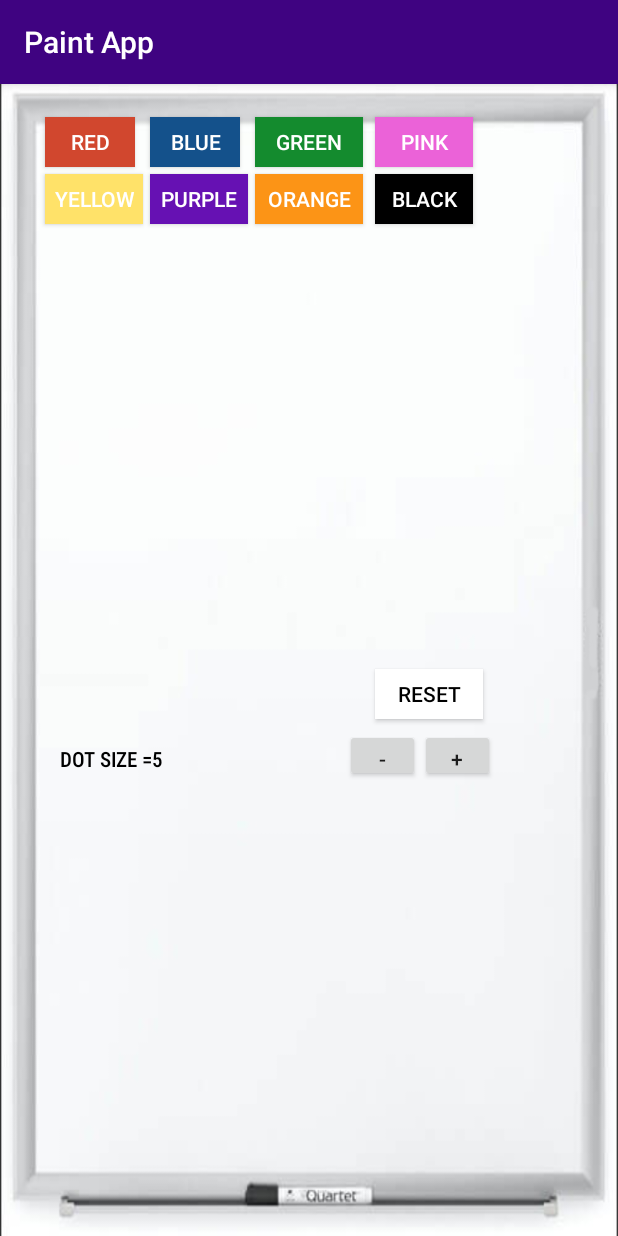
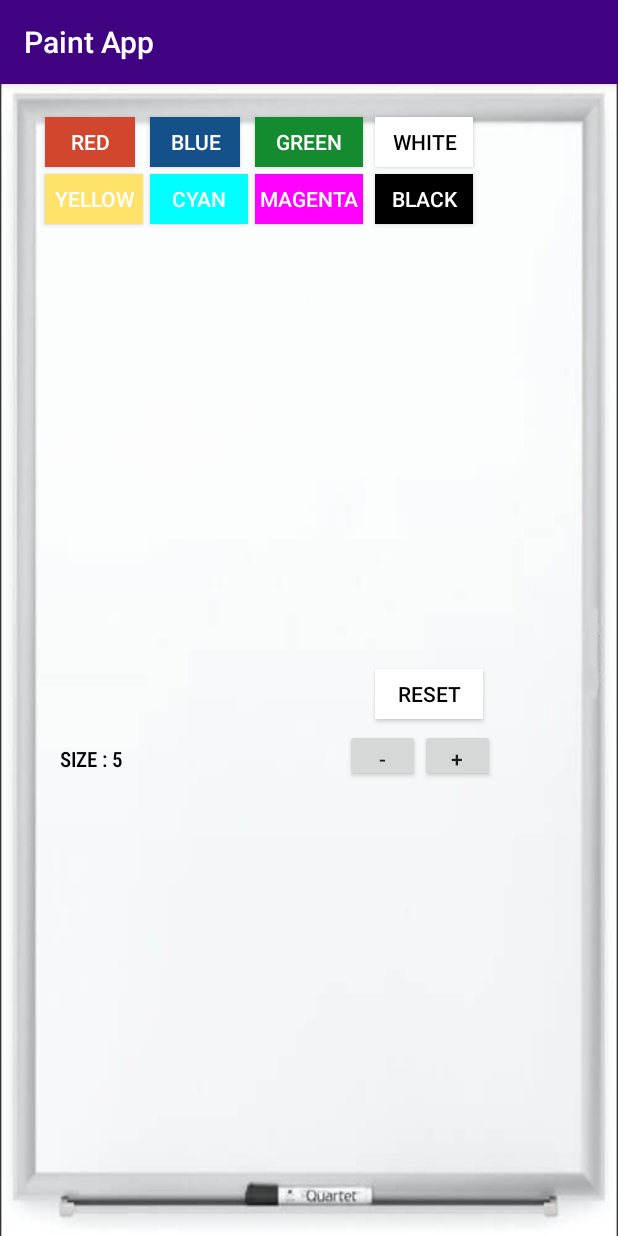
Before and after one commit to aliang30/CS441---Android-Project-2, an Android app: the screen it shows after launch (MainActivity), on a phone screen of 412 x 824 dp. Run offline under Robolectric (Android 15) with nearby library versions, the phone set to English and light mode, and no system bars.

Commit message:
Fixed color buttons

```diff
--- a/app/src/main/java/com/example/project2/MainActivity.java
+++ b/app/src/main/java/com/example/project2/MainActivity.java
@@ -15,7 +15,7 @@ import android.view.MenuItem;
 
 public class MainActivity extends AppCompatActivity implements View.OnClickListener {
     PaintPotView v_drawingPad;
-    Button b_red, b_blue, b_green;
+    Button b_red, b_blue, b_green, b_cyan, b_yellow, b_black, b_white, b_magenta;
     Button b_reset, b_dotSizePlus, b_dotSizeMinus;
     TextView tv_dotSize;
 
@@ -30,6 +30,11 @@ public class MainActivity extends AppCompatActivity implements View.OnClickListe
         b_red = (Button)findViewById(R.id.red_b);
         b_blue = (Button)findViewById(R.id.blue_b);
         b_green = (Button)findViewById(R.id.green_b);
+        b_yellow = (Button)findViewById(R.id.yellow_b);
+        b_magenta = (Button)findViewById(R.id.magenta_b);
+        b_black = (Button)findViewById(R.id.black_b);
+        b_white = (Button)findViewById(R.id.white_b);
+        b_cyan = (Button)findViewById(R.id.cyan_b);
         b_reset = (Button)findViewById(R.id.reset_b);
         b_dotSizePlus = (Button)findViewById(R.id.plus_b);
         b_dotSizeMinus = (Button)findViewById(R.id.minus_b);
@@ -37,13 +42,18 @@ public class MainActivity extends AppCompatActivity implements View.OnClickListe
         b_red.setOnClickListener(this);
         b_blue.setOnClickListener(this);
         b_green.setOnClickListener(this);
+        b_yellow.setOnClickListener(this);
+        b_magenta.setOnClickListener(this);
+        b_black.setOnClickListener(this);
+        b_white.setOnClickListener(this);
+        b_cyan.setOnClickListener(this);
         b_reset.setOnClickListener(this);
         b_dotSizePlus.setOnClickListener(this);
         b_dotSizeMinus.setOnClickListener(this);
         v_drawingPad = (PaintPotView)findViewById(R.id.drawingPad_v);
 
         tv_dotSize = (TextView)findViewById(R.id.dotSize_tv);
-        tv_dotSize.setText("DOT SIZE =" + v_drawingPad.getDotSize());
+        tv_dotSize.setText("SIZE : " + v_drawingPad.getDotSize());
 
     }
 
@@ -66,19 +76,39 @@ public class MainActivity extends AppCompatActivity implements View.OnClickListe
                 v_drawingPad.setPenColor(Color.GREEN);
                 Log.d("Button Pressed: ", _b.getText() + "");
                 break;
+            case R.id.cyan_b:
+                v_drawingPad.setPenColor(Color.CYAN);
+                Log.d("Button Pressed: ", _b.getText() + "");
+                break;
+            case R.id.black_b:
+                v_drawingPad.setPenColor(Color.BLACK);
+                Log.d("Button Pressed: ", _b.getText() + "");
+                break;
+            case R.id.yellow_b:
+                v_drawingPad.setPenColor(Color.YELLOW);
+                Log.d("Button Pressed: ", _b.getText() + "");
+                break;
+            case R.id.white_b:
+                v_drawingPad.setPenColor(Color.WHITE);
+                Log.d("Button Pressed: ", _b.getText() + "");
+                break;
+            case R.id.magenta_b:
+                v_drawingPad.setPenColor(Color.MAGENTA);
+                Log.d("Button Pressed: ", _b.getText() + "");
+                break;
             case R.id.reset_b:
                 v_drawingPad.reset();
-                tv_dotSize.setText("DOT SIZE =" + v_drawingPad.getDotSize());
+                tv_dotSize.setText("SIZE: " + v_drawingPad.getDotSize());
                 Log.d("Button Pressed: ", _b.getText() + "");
                 break;
             case R.id.plus_b:
                 v_drawingPad.changeDotSize(+DOT_SIZE_INCREMENT);
-                tv_dotSize.setText("DOT SIZE = " + v_drawingPad.getDotSize());
+                tv_dotSize.setText("SIZE: " + v_drawingPad.getDotSize());
                 Log.d("Button Pressed: ", _b.getText() + "");
                 break;
             case R.id.minus_b:
                 v_drawingPad.changeDotSize(-DOT_SIZE_INCREMENT);
-                tv_dotSize.setText("DOT SIZE = " + v_drawingPad.getDotSize());
+                tv_dotSize.setText("SIZE: " + v_drawingPad.getDotSize());
                 Log.d("Button Pressed: ", _b.getText() + "");
                 break;
         }
--- a/app/src/main/res/layout/activity_main.xml
+++ b/app/src/main/res/layout/activity_main.xml
@@ -38,24 +38,24 @@
         android:text="GREEN" />
 
     <Button
-    android:id="@+id/orange_b"
+    android:id="@+id/magenta_b"
     android:layout_width="72dp"
     android:layout_height="33dp"
     android:layout_marginLeft="170dp"
     android:layout_marginTop="60dp"
-    android:background="#FC9416"
+    android:background="#FF00FF"
     android:textColor="@android:color/white"
-    android:text="ORANGE" />
+    android:text="MAGENTA" />
 
     <Button
-        android:id="@+id/purple_b"
+        android:id="@+id/cyan_b"
         android:layout_width="65dp"
         android:layout_height="33dp"
         android:layout_marginLeft="100dp"
         android:layout_marginTop="60dp"
-        android:background="#6611B3"
+        android:background="#00FFFF"
         android:textColor="@android:color/white"
-        android:text="PURPLE" />
+        android:text="CYAN" />
 
     <Button
         android:id="@+id/yellow_b"
@@ -68,14 +68,14 @@
         android:text="YELLOW" />
 
     <Button
-        android:id="@+id/pink_b"
+        android:id="@+id/white_b"
         android:layout_width="65dp"
         android:layout_height="33dp"
         android:layout_marginLeft="250dp"
         android:layout_marginTop="22dp"
-        android:background="#EB62D8"
-        android:textColor="@android:color/white"
-        android:text="PINK" />
+        android:background="#FFFFFF"
+        android:textColor="@android:color/black"
+        android:text="WHITE" />
 
     <Button
         android:id="@+id/black_b"
@@ -125,7 +125,7 @@
         android:layout_height="wrap_content"
         android:layout_marginLeft="40dp"
         android:layout_marginTop="440dp"
-        android:text="Dot Size = "
+        android:text="SIZE : "
         android:textColor="#000000"
         app:fontFamily="sans-serif-condensed-medium" />
 
```
Also changed, not shown: 60 other files.
